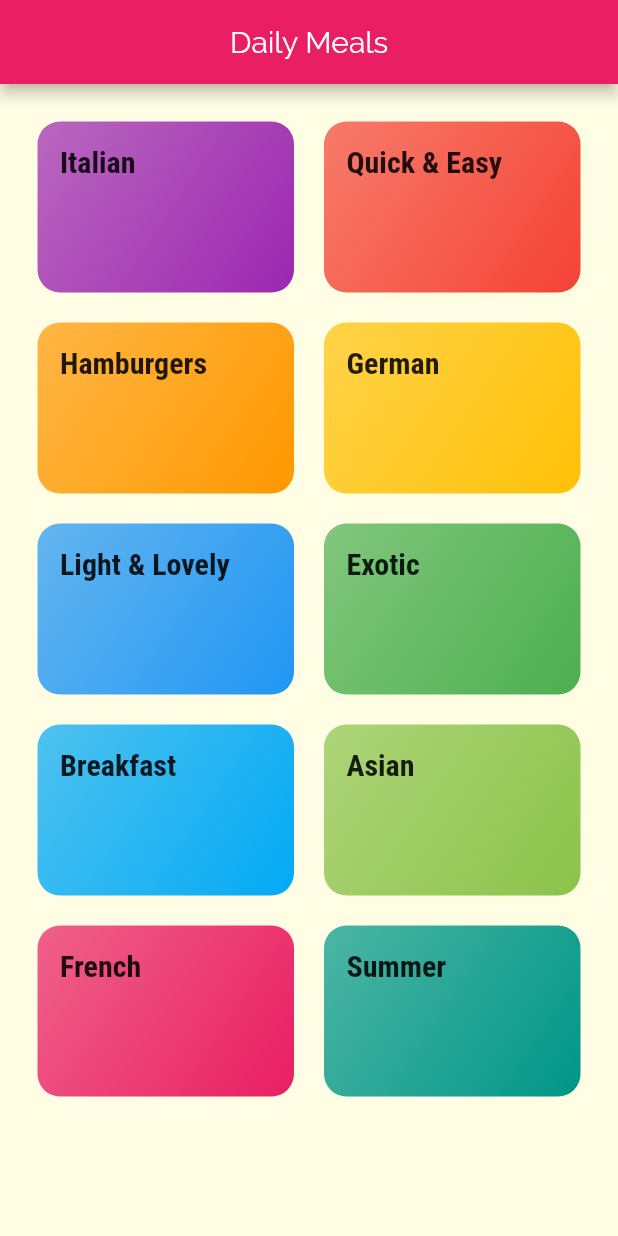
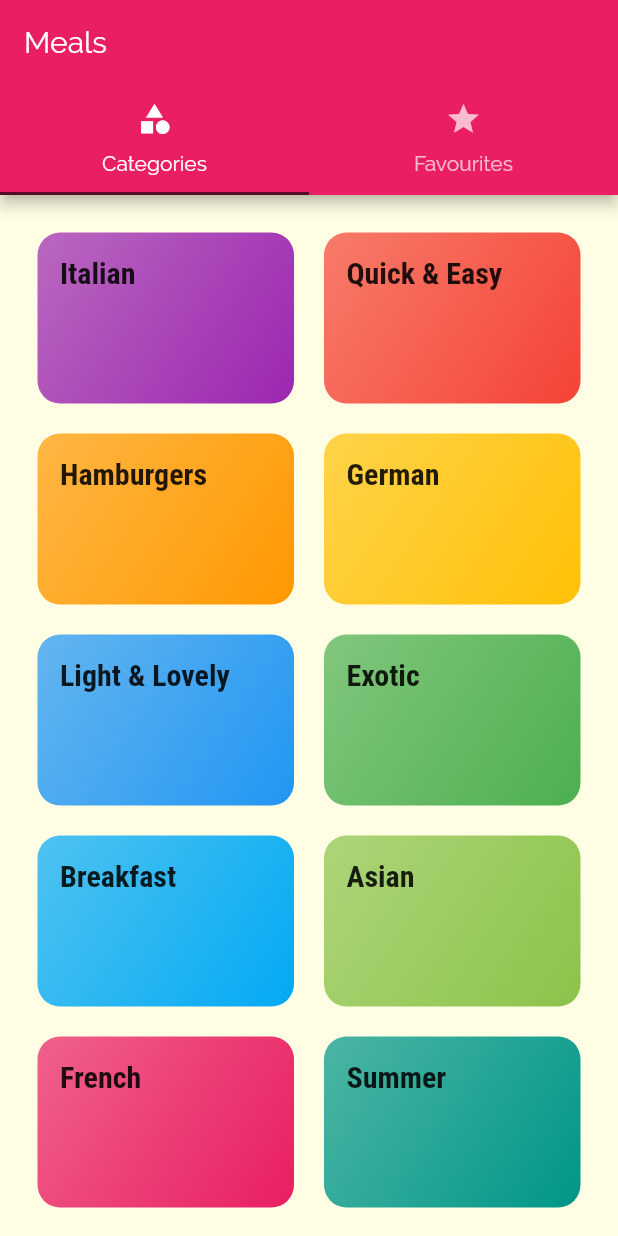
Before and after one commit to ajay1706/Food-World, a Flutter app: the screen it shows after launch, on a phone screen of 412 x 824 dp. Run offline on Flutter 3.47's test engine with Material 2 defaults, Android fonts, the phone set to English and light mode, and no system bars.

Commit message:
adding tab bar screne

```diff
--- a/food_world/lib/main.dart
+++ b/food_world/lib/main.dart
@@ -1,7 +1,8 @@
 import 'package:flutter/material.dart';
-import 'package:food_world/screens/categories_screen.dart';
-import 'package:food_world/screens/category_meals_screen.dart';
-import 'package:food_world/screens/meal_detail_screen.dart';
+import './screens/categories_screen.dart';
+import './screens/category_meals_screen.dart';
+import './screens/meal_detail_screen.dart';
+import './screens/tabs_screen.dart';
 
 void main() => runApp(MyApp());
 
@@ -29,7 +30,7 @@ title: TextStyle(
       ),
 //      home:CategoriesScreen(),
       routes: {
-'/': (ctx) => CategoriesScreen(),
+'/': (ctx) => TabsScreen(),
         CategoryMealsScreen.routeName: (ctx) => CategoryMealsScreen(),
         MealDetailScreen.routeName: (ctx) => MealDetailScreen(),
       },
--- a/food_world/lib/screens/categories_screen.dart
+++ b/food_world/lib/screens/categories_screen.dart
@@ -6,10 +6,7 @@ class CategoriesScreen extends StatelessWidget {
   @override
   Widget build(BuildContext context) {
     return Scaffold(
-      appBar: AppBar(
-        title: const Text("Daily Meals"),
-        centerTitle: true,
-      ),
+
       body: GridView(
         padding: const EdgeInsets.all(25),
         children: DUMMY_CATEGORIES
--- a/food_world/lib/screens/tabs_screen.dart
+++ b/food_world/lib/screens/tabs_screen.dart
@@ -1,4 +1,5 @@
 import 'package:flutter/material.dart';
+import 'package:food_world/screens/favourites_screen.dart';
 import './categories_screen.dart';
 
 class TabsScreen extends StatefulWidget {
@@ -11,10 +12,14 @@ class _TabsScreenState extends State<TabsScreen> {
   Widget build(BuildContext context) {
     return DefaultTabController(
       length: 2,
+      initialIndex: 0,
       child: Scaffold(
         appBar: AppBar(
           title: Text("Meals"),
           bottom:TabBar(
+
+
+
             tabs: <Widget>[
 
               Tab(
@@ -40,7 +45,8 @@ class _TabsScreenState extends State<TabsScreen> {
         body: TabBarView(
           children: <Widget>[
 
-            CategoriesScreen,
+            CategoriesScreen()
+            ,FavoritesScreen()
 
           ],
 
```
Also changed, not shown: food_world/lib/screens/favourites_screen.dart (+13 -0 lines).
